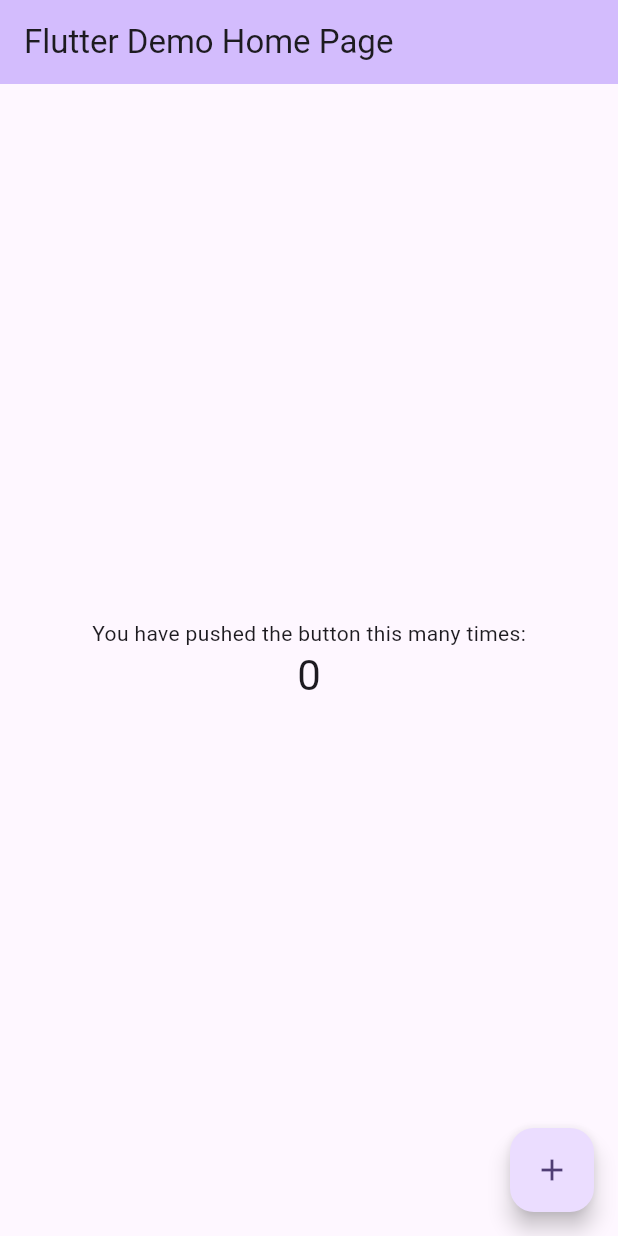
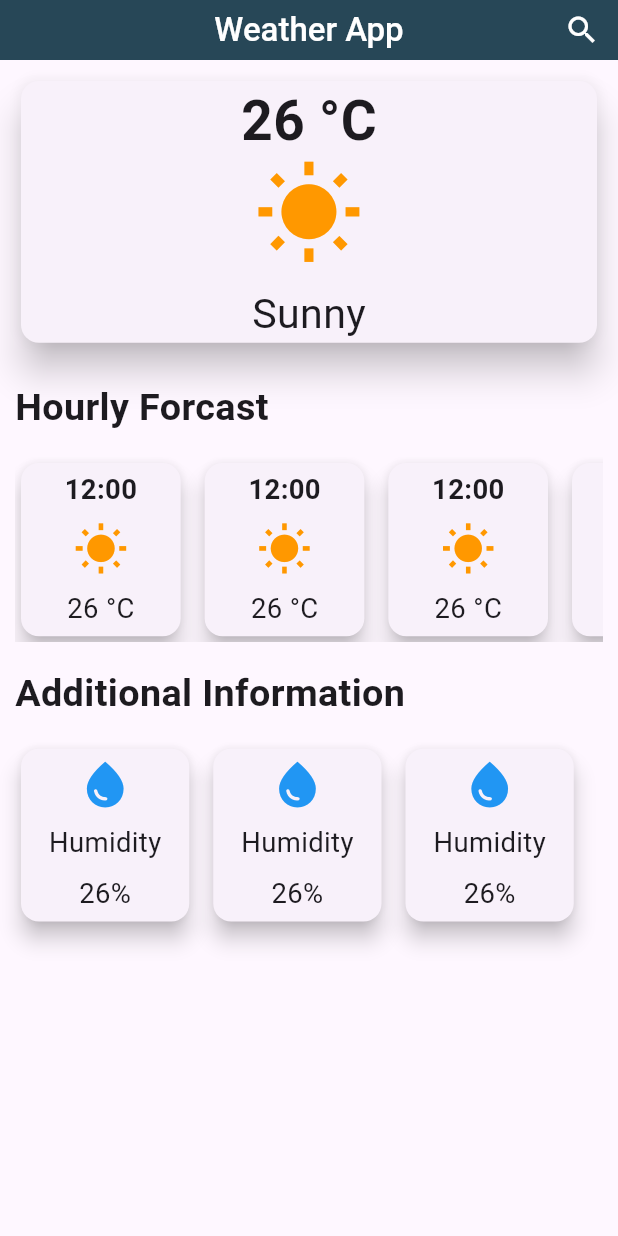
Before and after one commit to shivamcse1/ApnaWeather, a Flutter app: the screen it shows after launch, on a phone screen of 412 x 824 dp. Run offline on Flutter 3.47's test engine with Material 3 defaults, Android fonts, the phone set to English and light mode, and no system bars; our stand-ins replace flutter_screenutil, fluttertoast.

Commit message:
ui Part complete

```diff
--- a/lib/main.dart
+++ b/lib/main.dart
@@ -1,4 +1,7 @@
+import 'package:apna_weather_app/view/home_screen.dart';
+import 'package:apna_weather_app/view/login_screen.dart';
 import 'package:flutter/material.dart';
+import 'package:flutter_screenutil/flutter_screenutil.dart';
 
 void main() {
   runApp(const MyApp());
@@ -10,116 +13,19 @@
   // This widget is the root of your application.
   @override
   Widget build(BuildContext context) {
-    return MaterialApp(
-      title: 'Flutter Demo',
+
+    return ScreenUtilInit(
+      designSize:const Size(360 , 800),
+      builder: (_ ,child){
+      return MaterialApp(
       theme: ThemeData(
-        // This is the theme of your application.
-        //
-        // TRY THIS: Try running your application with "flutter run". You'll see
-        // the application has a purple toolbar. Then, without quitting the app,
-        // try changing the seedColor in the colorScheme below to Colors.green
-        // and then invoke "hot reload" (save your changes or press the "hot
-        // reload" button in a Flutter-supported IDE, or press "r" if you used
-        // the command line to start the app).
-        //
-        // Notice that the counter didn't reset back to zero; the application
-        // state is not lost during the reload. To reset the state, use hot
-        // restart instead.
-        //
-        // This works for code too, not just values: Most code changes can be
-        // tested with just a hot reload.
+
         colorScheme: ColorScheme.fromSeed(seedColor: Colors.deepPurple),
         useMaterial3: true,
-      ),
-      home: const MyHomePage(title: 'Flutter Demo Home Page'),
+        ),
+        home: const HomeScreen(),
+       );
+      },
     );
   }
 }
-
-class MyHomePage extends StatefulWidget {
-  const MyHomePage({super.key, required this.title});
-
-  // This widget is the home page of your application. It is stateful, meaning
-  // that it has a State object (defined below) that contains fields that affect
-  // how it looks.
-
-  // This class is the configuration for the state. It holds the values (in this
-  // case the title) provided by the parent (in this case the App widget) and
-  // used by the build method of the State. Fields in a Widget subclass are
-  // always marked "final".
-
-  final String title;
-
-  @override
-  State<MyHomePage> createState() => _MyHomePageState();
-}
-
-class _MyHomePageState extends State<MyHomePage> {
-  int _counter = 0;
-
-  void _incrementCounter() {
-    setState(() {
-      // This call to setState tells the Flutter framework that something has
-      // changed in this State, which causes it to rerun the build method below
-      // so that the display can reflect the updated values. If we changed
-      // _counter without calling setState(), then the build method would not be
-      // called again, and so nothing would appear to happen.
-      _counter++;
-    });
-  }
-
-  @override
-  Widget build(BuildContext context) {
-    // This method is rerun every time setState is called, for instance as done
-    // by the _incrementCounter method above.
-    //
-    // The Flutter framework has been optimized to make rerunning build methods
-    // fast, so that you can just rebuild anything that needs updating rather
-    // than having to individually change instances of widgets.
-    return Scaffold(
-      appBar: AppBar(
-        // TRY THIS: Try changing the color here to a specific color (to
-        // Colors.amber, perhaps?) and trigger a hot reload to see the AppBar
-        // change color while the other colors stay the same.
-        backgroundColor: Theme.of(context).colorScheme.inversePrimary,
-        // Here we take the value from the MyHomePage object that was created by
-        // the App.build method, and use it to set our appbar title.
-        title: Text(widget.title),
-      ),
-      body: Center(
-        // Center is a layout widget. It takes a single child and positions it
-        // in the middle of the parent.
-        child: Column(
-          // Column is also a layout widget. It takes a list of children and
-          // arranges them vertically. By default, it sizes itself to fit its
-          // children horizontally, and tries to be as tall as its parent.
-          //
-          // Column has various properties to control how it sizes itself and
-          // how it positions its children. Here we use mainAxisAlignment to
-          // center the children vertically; the main axis here is the vertical
-          // axis because Columns are vertical (the cross axis would be
-          // horizontal).
-          //
-          // TRY THIS: Invoke "debug painting" (choose the "Toggle Debug Paint"
-          // action in the IDE, or press "p" in the console), to see the
-          // wireframe for each widget.
-          mainAxisAlignment: MainAxisAlignment.center,
-          children: <Widget>[
-            const Text(
-              'You have pushed the button this many times:',
-            ),
-            Text(
-              '$_counter',
-              style: Theme.of(context).textTheme.headlineMedium,
-            ),
-          ],
-        ),
-      ),
-      floatingActionButton: FloatingActionButton(
-        onPressed: _incrementCounter,
-        tooltip: 'Increment',
-        child: const Icon(Icons.add),
-      ), // This trailing comma makes auto-formatting nicer for build methods.
-    );
-  }
-}
--- /dev/null
+++ b/lib/view/home_screen.dart
@@ -0,0 +1,215 @@
+import 'package:flutter/material.dart';
+import 'package:flutter/widgets.dart';
+import 'package:flutter_screenutil/flutter_screenutil.dart';
+
+class HomeScreen extends StatefulWidget {
+  const HomeScreen({super.key});
+
+  @override
+  State<HomeScreen> createState() => HomeScreenState();
+}
+
+class HomeScreenState extends State<HomeScreen> {
+  @override
+  Widget build(BuildContext context) {
+    return Scaffold(
+          appBar: AppBar(
+          toolbarHeight: 40,
+          centerTitle: true,
+          backgroundColor: const Color(0xFF274757),
+          title: const Text("Weather App",style: TextStyle(fontWeight: FontWeight.w500,color: Colors.white),),
+
+            actions: [
+              IconButton(onPressed: (){
+
+              },
+              icon: const Icon(Icons.search,color: Colors.white,)),
+            ],
+        ),
+        body: Padding(
+          padding: const EdgeInsets.all(10),
+          child: Column(
+            children: [
+
+                SizedBox(
+                  width: double.infinity,
+                  child: Card(
+                    elevation: 10,
+                    child: Column(
+                      children: [
+
+                        Text("26 °C",
+                        style: TextStyle(
+                          fontSize: 32.sp,
+                          fontWeight: FontWeight.bold
+                        ),
+                        ),
+
+                        Icon(Icons.wb_sunny,size: 64.sp,color: Colors.orange,),
+                        SizedBox(height: 10.h,),
+
+                        Text("Sunny",style: TextStyle(fontSize: 24.sp),)
+                      ],
+                    ),
+                  ),
+                ),
+
+                SizedBox(height: 20.h,),
+
+                Align(
+                  alignment: Alignment.centerLeft,
+                  child: Text("Hourly Forcast",style: TextStyle(fontSize: 22.sp,fontWeight: FontWeight.bold),
+                  ),
+                ),
+                SizedBox(height: 15.h,),
+
+               Container(
+                height: 120.h,
+                 child: ListView.builder(
+                  scrollDirection: Axis.horizontal,
+                  itemBuilder: (context,index){
+                  return Padding(
+                    padding: const EdgeInsets.only(right: 8),
+                    child: SizedBox(
+                    width: 100.w,
+                    child: Card(
+                      elevation: 6,
+                      child: Container(
+                        margin: const EdgeInsets.only(top: 5),
+                        width: 100.w,
+                        child:Column(
+                          children: [
+                            Text("12:00",
+                            style: TextStyle(
+                              fontSize: 16.sp,
+                              fontWeight: FontWeight.bold
+                            ),
+                            ),
+                            SizedBox(height: 8.h,),
+
+                            Icon(Icons.wb_sunny,size: 32.sp,color: Colors.orange,),
+                            SizedBox(height: 8.h,),
+
+                            Text("26 °C",style: TextStyle(fontSize: 16.sp),),
+                            SizedBox(height: 5.h,),
+                          ],
+                        ),
+                      ),
+                    ),
+                    ),
+                  );
+                 },
+                itemCount: 5,
+
+                ),
+               ),
+               SizedBox(height: 15.h,),
+
+               Align(
+                  alignment: Alignment.centerLeft,
+                  child: Text("Additional Information",style: TextStyle(fontSize: 22.sp,fontWeight: FontWeight.bold),
+                  ),
+              ),
+              SizedBox(height: 15.h,),
+
+              Row(
+                  children: [
+
+                    Padding(
+                    padding: const EdgeInsets.only(right: 8),
+                    child: SizedBox(
+                    width: 105.w,
+                    child: Card(
+                      elevation: 6,
+                      child: Container(
+                        margin: const EdgeInsets.only(top: 5),
+                        width: 100.w,
+                        child:Column(
+                          children: [
+
+                            Icon(Icons.water_drop,size: 32.sp,color: Colors.blue,),
+                            SizedBox(height: 8.h,),
+                            Text("Humidity",
+                            style: TextStyle(
+                              fontSize: 16.sp,
+
+                            ),
+                            ),
+                            SizedBox(height: 8.h,),
+                            Text("26%",style: TextStyle(fontSize: 16.sp),),
+                            SizedBox(height: 5.h,),
+                          ],
+                        ),
+                      ),
+                    ),
+                   ),
+                  ),
+
+              Padding(
+                    padding: const EdgeInsets.only(right: 8),
+                    child: SizedBox(
+                    width: 105.w,
+                    child: Card(
+                      elevation: 6,
+                      child: Container(
+                        margin: const EdgeInsets.only(top: 5),
+                        width: 100.w,
+                        child:Column(
+                          children: [
+                            Icon(Icons.water_drop,size: 32.sp,color: Colors.blue,),
+                            SizedBox(height: 8.h,),
+
+                            Text("Humidity",
+                            style: TextStyle(
+                              fontSize: 16.sp,
+
+                            ),
+                            ),
+                            SizedBox(height: 8.h,),
+                            Text("26%",style: TextStyle(fontSize: 16.sp),),
+                            SizedBox(height: 5.h,),
+                          ],
+                        ),
+                      ),
+                    ),
+                    ),
+                  ),
+
+                  Padding(
+                    padding: const EdgeInsets.only(right: 8),
+                    child: SizedBox(
+                    width: 105.w,
+                    child: Card(
+                      elevation: 6,
+                      child: Container(
+                        margin: const EdgeInsets.only(top: 5),
+                        width: 100.w,
+                        child:Column(
+                          children: [
+                            Icon(Icons.water_drop,size: 32.sp,color: Colors.blue,),
+                            SizedBox(height: 8.h,),
+
+                            Text("Humidity",
+                            style: TextStyle(
+                              fontSize: 16.sp,
+                            ),
+                            ),
+                            SizedBox(height: 8.h,),
+
+                            Text("26%",style: TextStyle(fontSize: 16.sp),),
+                            SizedBox(height: 5.h,),
+                          ],
+                        ),
+                      ),
+                    ),
+                    ),
+                  ),
+
+                 ],
+                )
+            ],
+          ),
+        ),
+    );
+  }
+}
```
Also changed, not shown: lib/utils/helpers/toast_message.dart (added, +21 -0 lines), lib/view/login_screen.dart (added, +172 -0 lines), pubspec.yaml (+7 -33 lines), assets/images/login_image.png (added), lib/utils/constants/color_const.dart (added), lib/utils/constants/image_const.dart (added), pubspec.lock.
